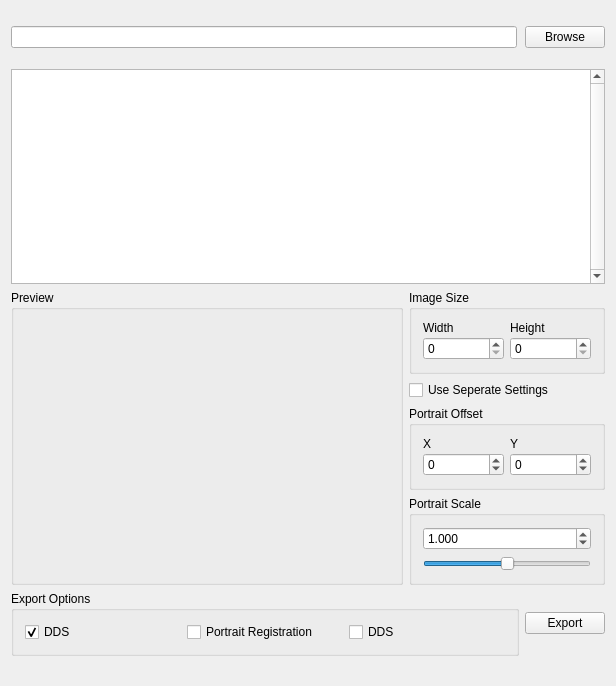
Qt form PngPortrait2DDS/PngPortrait2DDS.ui (Elivicti/PngPortrait2DDS) before a commit.
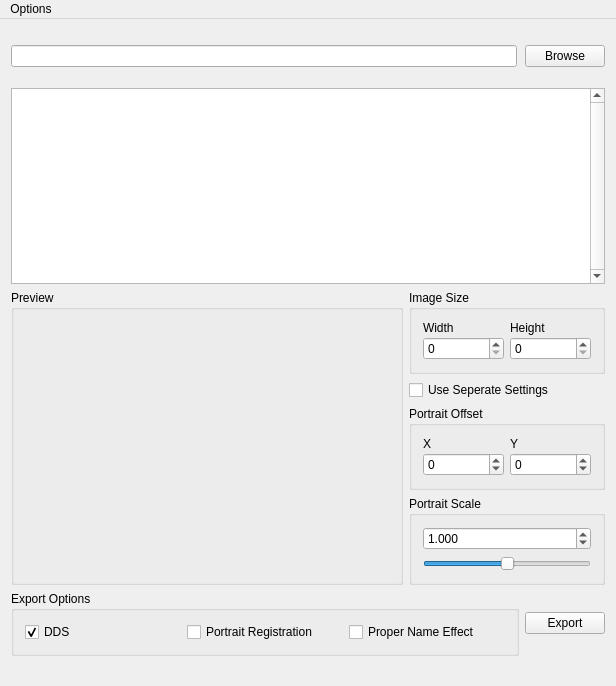
The same form after that commit. Custom widgets are drawn as their Qt base class.

Commit message: 完善导出功能：可以批量导出DDS、注册信息和领袖命名的effect

Patch:
```diff
--- a/PngPortrait2DDS/PngPortrait2DDS.ui
+++ b/PngPortrait2DDS/PngPortrait2DDS.ui
@@ -106,8 +106,8 @@
           <rect>
            <x>40</x>
            <y>40</y>
-           <width>270</width>
-           <height>150</height>
+           <width>280</width>
+           <height>160</height>
           </rect>
          </property>
         </widget>
@@ -306,7 +306,7 @@
          <item>
           <widget class="QCheckBox" name="checkBox_2">
            <property name="text">
-            <string>DDS</string>
+            <string>Proper Name Effect</string>
            </property>
           </widget>
          </item>
@@ -333,6 +333,12 @@
      <height>22</height>
     </rect>
    </property>
+   <widget class="QMenu" name="menuOptions">
+    <property name="title">
+     <string>Options</string>
+    </property>
+   </widget>
+   <addaction name="menuOptions"/>
   </widget>
   <widget class="QStatusBar" name="statusBar">
    <property name="sizeGripEnabled">
```
Left out of the diff: 15 changed lines with no effect on the pictures. The commit also changes 6 other files.
